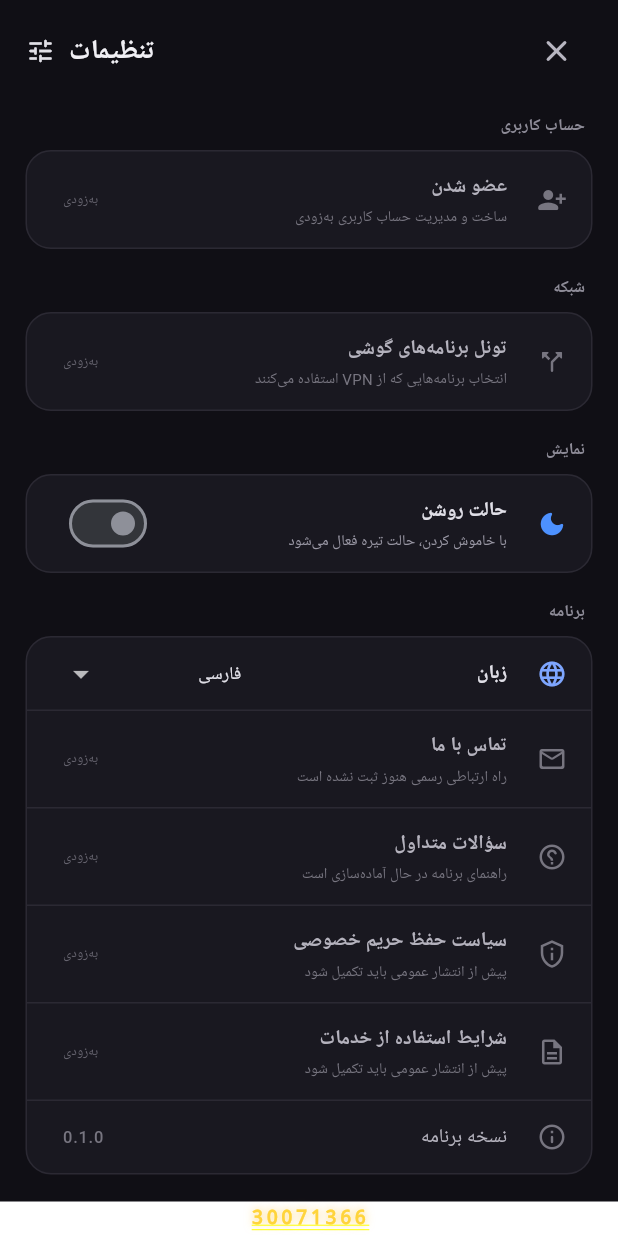
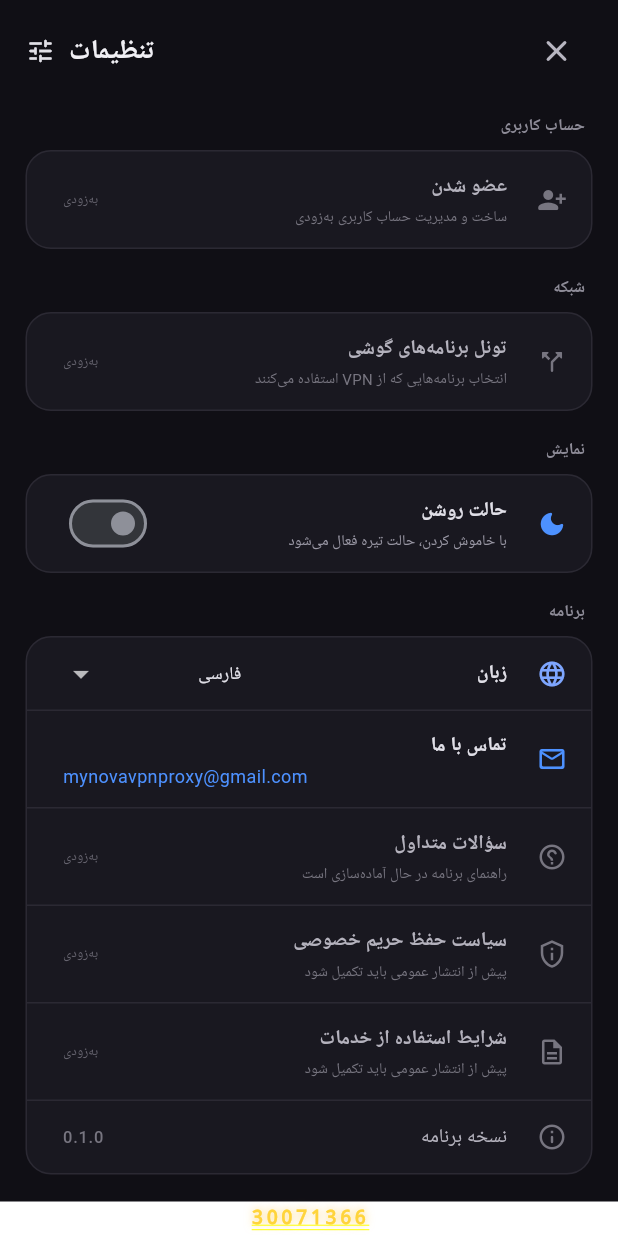
Before and after one commit to mynovavpnproxy1/HamidHamid, a Flutter app: the SettingsScreen screen opened directly, on a phone screen of 412 x 824 dp. Run offline on Flutter 3.47's test engine with Material 3 defaults, Android fonts, the phone set to English and light mode, and no system bars; our stand-ins replace flutter_secure_storage, shared_preferences; missing offline and left inert: flutter_v2ray_client; accounts and stored records are empty; statements that could not run were skipped.

Commit message:
Add contact email to settings

```diff
--- a/app/lib/screens/settings_screen.dart
+++ b/app/lib/screens/settings_screen.dart
@@ -226,12 +226,31 @@ class _SettingsScreenState extends State<SettingsScreen> {
                     dense: true,
                   ),
                   const Divider(height: 1, color: Color(0xFF2B2933)),
-                  _comingSoonRow(
-                    icon: Icons.mail_outline_rounded,
-                    title: _fa ? 'تماس با ما' : 'Contact us',
-                    subtitle: _fa
-                        ? 'راه ارتباطی رسمی هنوز ثبت نشده است'
-                        : 'An official contact channel has not been configured',
+                  ListTile(
+                    leading: const Icon(
+                      Icons.mail_outline_rounded,
+                      color: Color(0xFF4D91FF),
+                      size: 20,
+                    ),
+                    title: Text(
+                      _fa ? 'تماس با ما' : 'Contact us',
+                      style: TextStyle(
+                        color: _lightTheme
+                            ? const Color(0xFF263B59)
+                            : const Color(0xFFE0DFE7),
+                        fontSize: 13,
+                        fontWeight: FontWeight.w700,
+                      ),
+                    ),
+                    subtitle: const SelectableText(
+                      'mynovavpnproxy@gmail.com',
+                      textDirection: TextDirection.ltr,
+                      style: TextStyle(
+                        color: Color(0xFF4D91FF),
+                        fontSize: 12,
+                      ),
+                    ),
+                    dense: true,
                   ),
                   const Divider(height: 1, color: Color(0xFF2B2933)),
                   _comingSoonRow(
```
